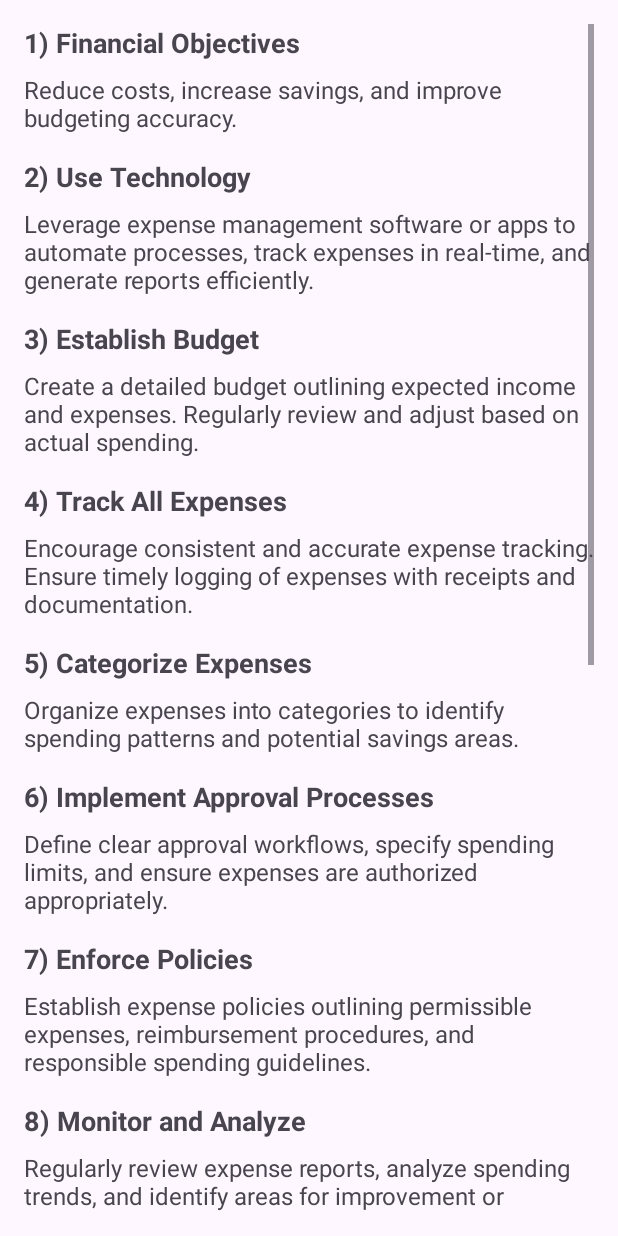
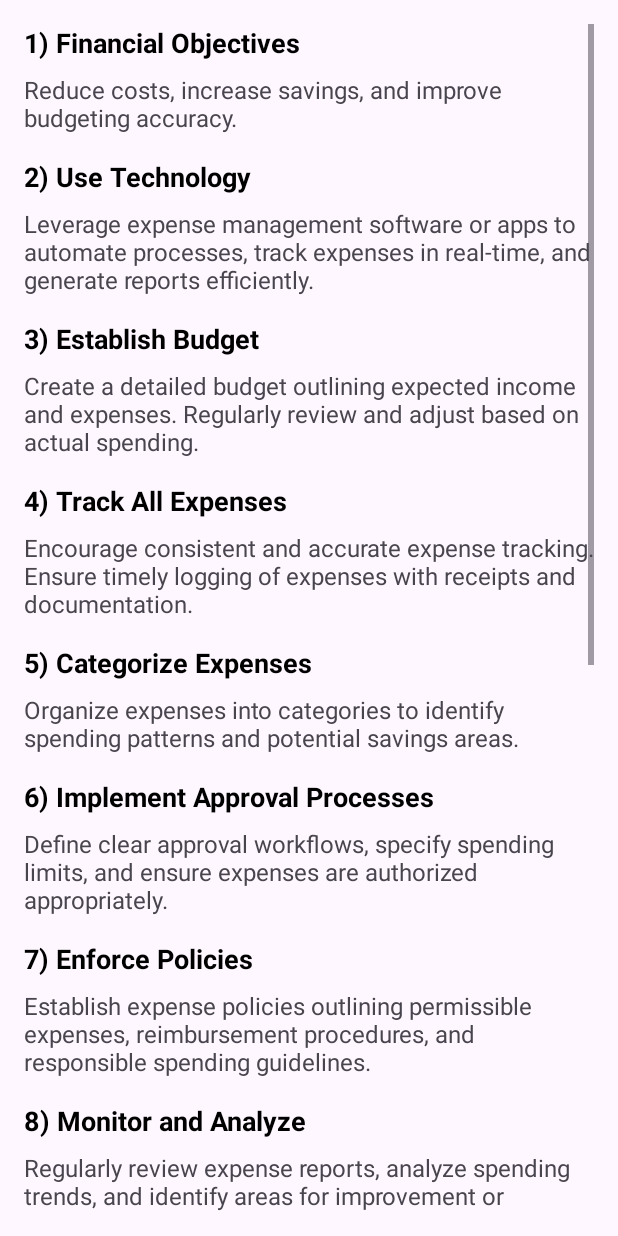
Before and after one commit to DroidNin/ExpenseEase, an Android app: the General_advice screen opened directly, with no data from a screen before it, on a phone screen of 412 x 824 dp. Run offline under Robolectric (Android 15) with nearby library versions, the phone set to English and light mode, and no system bars.

Commit message:
changed text color to black in general advice

```diff
--- a/app/build.gradle.kts
+++ b/app/build.gradle.kts
@@ -47,6 +47,7 @@ android {
 
 dependencies {
     implementation("com.google.firebase:firebase-auth:22.3.1")
+    implementation("com.google.firebase:firebase-auth-ktx:22.3.1")
     val room_version = "2.6.1"
     implementation("androidx.core:core-ktx:1.9.0")
     implementation("androidx.appcompat:appcompat:1.6.1")
--- a/app/src/main/res/layout/activity_general_advice.xml
+++ b/app/src/main/res/layout/activity_general_advice.xml
@@ -15,6 +15,7 @@
         android:layout_width="wrap_content"
         android:layout_height="wrap_content"
         android:text="1) Financial Objectives"
+        android:textColor="@color/black"
         android:textSize="18sp"
         android:textStyle="bold"
         android:layout_marginBottom="8dp"/>
@@ -30,6 +31,7 @@
         android:layout_width="wrap_content"
         android:layout_height="wrap_content"
         android:text="2) Use Technology"
+        android:textColor="@color/black"
         android:textSize="18sp"
         android:textStyle="bold"
         android:layout_marginTop="16dp"
@@ -46,6 +48,8 @@
         android:layout_width="wrap_content"
         android:layout_height="wrap_content"
         android:text="3) Establish Budget"
+        android:textColor="@color/black"
+
         android:textSize="18sp"
         android:textStyle="bold"
         android:layout_marginTop="16dp"
@@ -63,6 +67,8 @@
         android:layout_height="wrap_content"
         android:text="4) Track All Expenses"
         android:textSize="18sp"
+        android:textColor="@color/black"
+
         android:textStyle="bold"
         android:layout_marginTop="16dp"
         android:layout_marginBottom="8dp"/>
@@ -77,6 +83,8 @@
     <TextView
         android:layout_width="wrap_content"
         android:layout_height="wrap_content"
+        android:textColor="@color/black"
+
         android:text="5) Categorize Expenses"
         android:textSize="18sp"
         android:textStyle="bold"
@@ -93,6 +101,8 @@
     <TextView
         android:layout_width="wrap_content"
         android:layout_height="wrap_content"
+        android:textColor="@color/black"
+
         android:text="6) Implement Approval Processes"
         android:textSize="18sp"
         android:textStyle="bold"
@@ -111,6 +121,8 @@
         android:layout_height="wrap_content"
         android:text="7) Enforce Policies"
         android:textSize="18sp"
+        android:textColor="@color/black"
+
         android:textStyle="bold"
         android:layout_marginTop="16dp"
         android:layout_marginBottom="8dp"/>
@@ -126,6 +138,8 @@
         android:layout_width="wrap_content"
         android:layout_height="wrap_content"
         android:text="8) Monitor and Analyze"
+        android:textColor="@color/black"
+
         android:textSize="18sp"
         android:textStyle="bold"
         android:layout_marginTop="16dp"
@@ -143,6 +157,8 @@
         android:layout_height="wrap_content"
         android:text="9) Negotiate with Vendors"
         android:textSize="18sp"
+        android:textColor="@color/black"
+
         android:textStyle="bold"
         android:layout_marginTop="16dp"
         android:layout_marginBottom="8dp"/>
@@ -159,6 +175,8 @@
         android:layout_height="wrap_content"
         android:text="10) Encourage Responsibility"
         android:textSize="18sp"
+        android:textColor="@color/black"
+
         android:textStyle="bold"
         android:layout_marginTop="16dp"
         android:layout_marginBottom="8dp"/>
@@ -174,6 +192,8 @@
         android:layout_width="wrap_content"
         android:layout_height="wrap_content"
         android:text="11) Automate Reconciliation"
+        android:textColor="@color/black"
+
         android:textSize="18sp"
         android:textStyle="bold"
         android:layout_marginTop="16dp"
@@ -192,6 +212,8 @@
         android:text="12) Regular Audits"
         android:textSize="18sp"
         android:textStyle="bold"
+        android:textColor="@color/black"
+
         android:layout_marginTop="16dp"
         android:layout_marginBottom="8dp"/>
 
@@ -208,6 +230,8 @@
         android:text="13) Seek Feedback"
         android:textSize="18sp"
         android:textStyle="bold"
+        android:textColor="@color/black"
+
         android:layout_marginTop="16dp"
         android:layout_marginBottom="8dp"/>
 
@@ -222,6 +246,8 @@
         android:layout_width="wrap_content"
         android:layout_height="wrap_content"
         android:text="14) Stay Compliant"
+        android:textColor="@color/black"
+
         android:textSize="18sp"
         android:textStyle="bold"
         android:layout_marginTop="16dp"
@@ -238,6 +264,8 @@
         android:layout_width="wrap_content"
         android:layout_height="wrap_content"
         android:text="15) Continuous Improvement"
+        android:textColor="@color/black"
+
         android:textSize="18sp"
         android:textStyle="bold"
         android:layout_marginTop="16dp"
```
